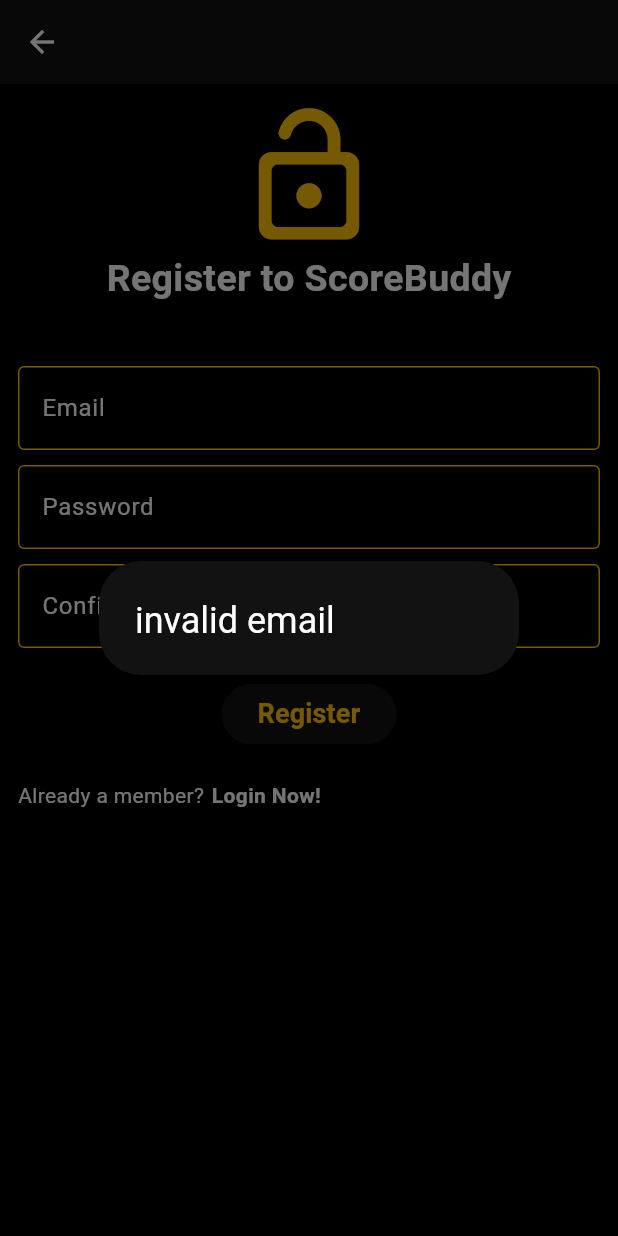
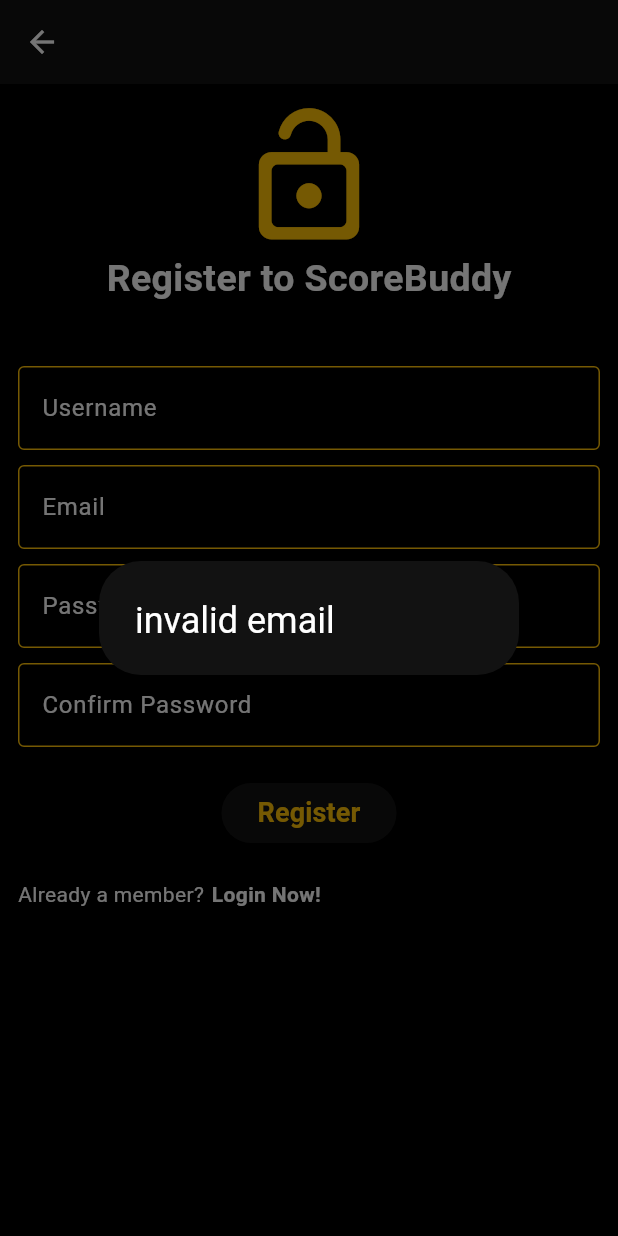
Before and after one commit to ELALAY/ScoreBuddy, a Flutter app: the RegisterScreen screen opened directly, after a tap on "Register", on a phone screen of 412 x 824 dp. Run offline on Flutter 3.47's test engine with Material 2 defaults, Android fonts, the phone set to English and light mode, and no system bars; our stand-ins replace cloud_firestore, firebase_auth, firebase_core, flutter_slidable, qr_flutter, sqflite; missing offline and left inert: qr_code_scanner; accounts and stored records are empty.

Commit message:
added username to the registering page

```diff
--- a/lib/Screens/Match/new_room_screen.dart
+++ b/lib/Screens/Match/new_room_screen.dart
@@ -94,8 +94,8 @@
                         onPressed: () {
                           if (joinRoomFieldController.text.isNotEmpty) {
                             String name = playerProfile?['username'] ?? '';
-                            debugPrint(name);
-                            debugPrint(scannedQrCode);
+                            debugPrint('joining: $name');
+                            debugPrint(joinRoomFieldController.text.trim());
                             if (name.isNotEmpty) {
                               firebaseDatabaseHelper.joinRoom(
                                   joinRoomFieldController.text, name);
--- a/lib/services/auth/register_screen.dart
+++ b/lib/services/auth/register_screen.dart
@@ -1,6 +1,10 @@
+import 'package:cloud_firestore/cloud_firestore.dart';
 import 'package:firebase_auth/firebase_auth.dart';
 import 'package:flutter/material.dart';
+import '../../Screens/Home/home.dart';
 import '../../Screens/profile_screen.dart';
+import '../realtime_db/firebase_db.dart';
+import 'auth_service.dart';
 import 'login_register_screen.dart';
 
 class RegisterScreen extends StatefulWidget {
@@ -14,8 +18,70 @@
   TextEditingController emailController = TextEditingController();
   TextEditingController passwordController = TextEditingController();
   TextEditingController confirmPasswordController = TextEditingController();
+  TextEditingController usernameController = TextEditingController();
+  FirebaseDatabaseHelper fbdatabaseHelper = FirebaseDatabaseHelper();
+  final authService = AuthService();
 
   String errorMessage = '';
+
+  User? user;
+  Map<String, dynamic>? playerProfile;
+
+  void fetchUser() async {
+    user = authService.getCurrenctuser();
+    if (user != null) {
+      playerProfile = await fbdatabaseHelper.getPlayerProfile(user!.uid);
+    }
+    setState(() {});
+  }
+
+
+  Future<void> saveUsername() async {
+    String username = usernameController.text.trim();
+    if (username.isEmpty) {
+      setState(() {
+        errorMessage = 'Username cannot be empty';
+      });
+      return;
+    }
+
+    // Check if the username is already taken
+    bool usernameExists = await checkUsernameAvailability(username);
+
+    if (usernameExists) {
+      setState(() {
+        errorMessage = 'Username is already taken';
+      });
+    } else {
+      // Save the username to Firestore
+      await FirebaseFirestore.instance
+          .collection('players')
+          .doc(user!.uid)
+          .set({
+        'username': username,
+        'email': user!.email,
+      });
+
+      // Navigate to the home page
+      // ignore: use_build_context_synchronously
+      Navigator.pushReplacement(
+        context,
+        MaterialPageRoute(
+          builder: (context) =>
+              const MyHomePage(), // Replace with your home page
+        ),
+      );
+    }
+  }
+
+  Future<bool> checkUsernameAvailability(String username) async {
+    final result = await FirebaseFirestore.instance
+        .collection('players')
+        .where('username', isEqualTo: username)
+        .get();
+
+    return result.docs.isNotEmpty;
+  }
 
   Future<void> register() async {
     if (passwordController.text != confirmPasswordController.text) {
@@ -43,17 +109,20 @@
     }
 
     try {
-      UserCredential userCredential = await FirebaseAuth.instance.createUserWithEmailAndPassword(
+      UserCredential userCredential =
+          await FirebaseAuth.instance.createUserWithEmailAndPassword(
         email: emailController.text.trim(),
         password: passwordController.text.trim(),
       );
+      user = authService.getCurrenctuser();
+      saveUsername();
       // ignore: use_build_context_synchronously
-      Navigator.pushReplacement(
-      context,
-      MaterialPageRoute(
-        builder: (context) => UsernameScreen(user: userCredential.user),
-      ),
-    );
+      /*Navigator.pushReplacement(
+        context,
+        MaterialPageRoute(
+          builder: (context) => UsernameScreen(user: userCredential.user),
+        ),
+      );*/
       // Navigate to another screen or show success message
     } on FirebaseAuthException catch (e) {
       setState(() {
@@ -111,6 +180,19 @@
             ),
             const SizedBox(
               height: 40,
+            ),
+            TextField(
+              controller: usernameController,
+              obscureText: false,
+              decoration: InputDecoration(
+                  label: const Text('Username'),
+                  enabledBorder: OutlineInputBorder(
+                    borderSide: BorderSide(
+                        color: Theme.of(context).colorScheme.primary),
+                  )),
+            ),
+            const SizedBox(
+              height: 10,
             ),
             TextField(
               controller: emailController,
```
Also changed, not shown: lib/services/realtime_db/firebase_db.dart (+3 -5 lines).
